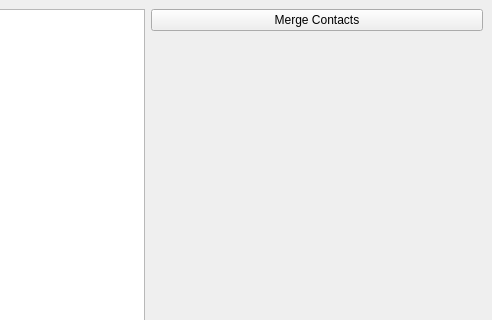
KDE/person-viewer, file main-window.ui: the form before one commit; both pictures show x 114 to 606 and y 0 to 320 of the 606 by 584 pixel window.
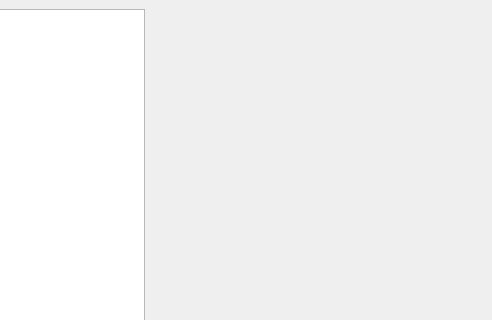
The form after the commit. The open tabs and pages were chosen to show the change. Custom widgets are drawn as their Qt base class.

Commit message:
Use KPeople::PersonsDetailView and plugins from there
Use a stacked widget to avoid flickering

```diff
--- a/main-window.ui
+++ b/main-window.ui
@@ -14,7 +14,7 @@
    <string>Address Book</string>
   </property>
   <widget class="QWidget" name="m_centralwidget">
-   <layout class="QHBoxLayout" name="horizontalLayout" stretch="1,500">
+   <layout class="QHBoxLayout" name="horizontalLayout">
     <item>
      <layout class="QVBoxLayout" name="verticalLayout_2">
       <property name="sizeConstraint">
@@ -61,10 +61,18 @@
      </layout>
     </item>
     <item>
-     <layout class="QVBoxLayout" name="verticalLayout" stretch="0,0">
-      <property name="sizeConstraint">
-       <enum>QLayout::SetMaximumSize</enum>
+     <widget class="QStackedWidget" name="m_stackWidget">
+      <property name="sizePolicy">
+       <sizepolicy hsizetype="MinimumExpanding" vsizetype="Preferred">
+        <horstretch>0</horstretch>
+        <verstretch>0</verstretch>
+       </sizepolicy>
       </property>
+      <property name="currentIndex">
+       <number>0</number>
+      </property>
+      <widget class="QWidget" name="page_1">
+       <layout class="QVBoxLayout" name="verticalLayout">
       <item>
        <widget class="QPushButton" name="m_mergeButton">
         <property name="text">
@@ -102,6 +110,28 @@
        </widget>
       </item>
      </layout>
+      </widget>
+      <widget class="QWidget" name="page_2">
+       <layout class="QVBoxLayout" name="verticalLayout_3">
+        <item>
+         <widget class="KPeople::PersonDetailsView" name="m_detailsView" native="true"/>
+        </item>
+       </layout>
+      </widget>
+     </widget>
+    </item>
+    <item>
+     <spacer name="horizontalSpacer">
+      <property name="orientation">
+       <enum>Qt::Horizontal</enum>
+      </property>
+      <property name="sizeHint" stdset="0">
+       <size>
+        <width>40</width>
+        <height>20</height>
+       </size>
+      </property>
+     </spacer>
     </item>
    </layout>
   </widget>
@@ -118,6 +148,12 @@
    <header>filter-bar.h</header>
    <container>1</container>
   </customwidget>
+  <customwidget>
+   <class>KPeople::PersonDetailsView</class>
+   <extends>QWidget</extends>
+   <header location="global">kpeople/widgets/persondetailsview.h</header>
+   <container>1</container>
+  </customwidget>
  </customwidgets>
  <resources/>
  <connections/>
```
Left out of the diff: 12 changed lines with no effect on the pictures. Lines whose indentation alone changed are shown as unchanged. The commit also changes 19 other files.
